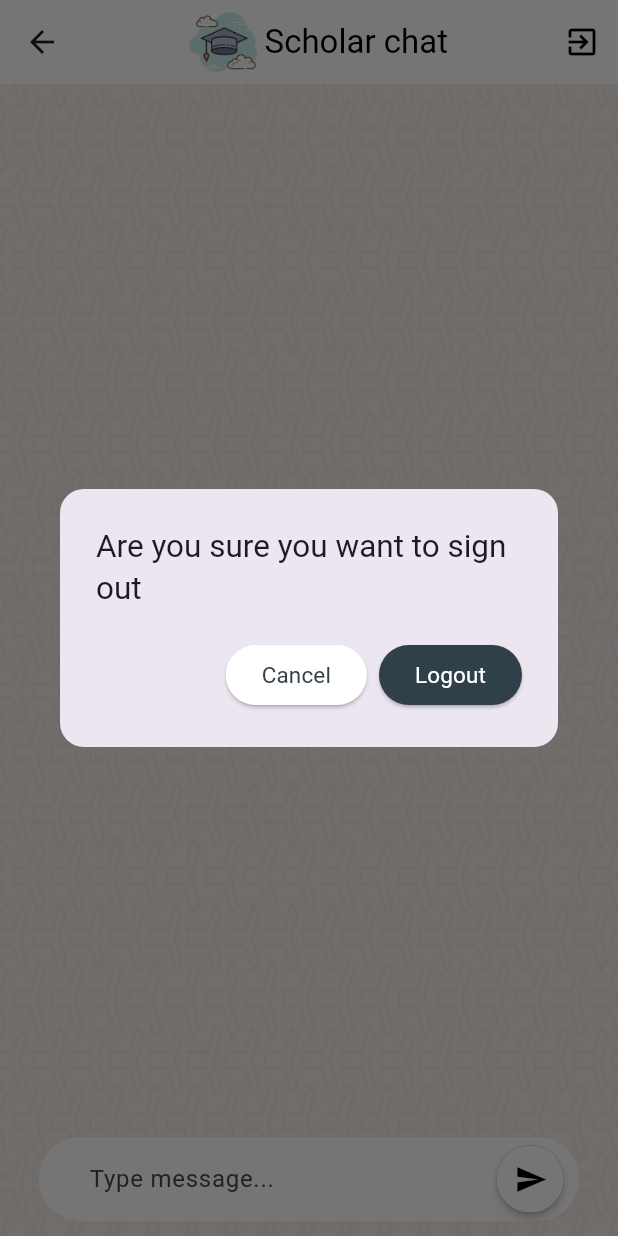
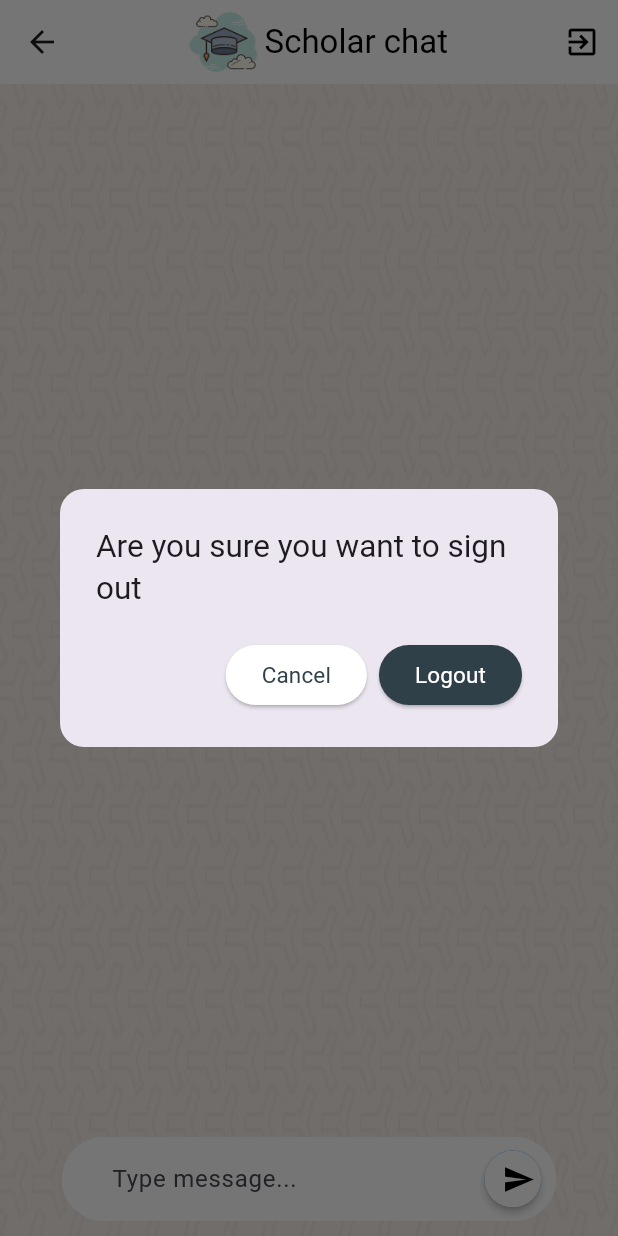
Before and after one commit to moelhewehy7/chat, a Flutter app: the ChatPage screen opened directly with empty values, after a tap on the "exit to app" icon, on a phone screen of 412 x 824 dp. Run offline on Flutter 3.47's test engine with Material 3 defaults, Android fonts, the phone set to English and light mode, and no system bars; our stand-ins replace cloud_firestore, firebase_auth, firebase_core, flutter_bloc, flutter_spinkit, rive; accounts and stored records are empty.

Commit message:
make the app more responive and refactor the code

```diff
--- a/lib/cubits/chat_cubit/chat_cubit.dart
+++ b/lib/cubits/chat_cubit/chat_cubit.dart
@@ -6,7 +6,7 @@ part 'chat_state.dart';
 
 class ChatCubit extends Cubit<ChatState> {
   ChatCubit() : super(ChatInitial());
-  List<Message> messagelist = [];
+  List<Message> messagelist = []; //LIST OF OBJECTS
   CollectionReference messages =
       FirebaseFirestore.instance.collection(kMessagesCollections);
   void sendmessage({required String message, required String email}) {
@@ -15,20 +15,26 @@ class ChatCubit extends Cubit<ChatState> {
 
   void getmessage() {
     messages.orderBy(kCreatedAt, descending: true).snapshots().listen((event) {
-      // to listen any changes
-      messagelist
-          .clear(); //is used to prepare the list for receiving fresh messages and avoid duplication or stale data.
+      messagelist.clear();
       for (var doc in event.docs) {
-        //the for loop iterates over each document (doc) in event.docs
-        //In the updated code, the retrieved documents in event.docs are iterated over,
-        //and each document is converted to a Message object. These converted messages are then added to the messagelist.
         messagelist.add(Message.fromJson(doc));
       }
-      emit(ChatSuccess(messages: messagelist));
+      emit(ChatSuccess());
     });
   }
-} //By using snapshots() and listen, the getMessage function ensures that the UI stays up to date with the latest data from the Firestore collection messages.
-//Any changes made to the collection will trigger the callback function, updating the messagelist,
-//and ultimately updating the UI with the latest messages. This way, the chat interface remains synchronized with the Firestore database in real-time.
-//-----Using listen is appropriate when you want to establish a real-time data stream to listen for changes in a data source.
-//It is commonly used with streams or data sources that can change over time, such as real-time databases, web sockets, or event streams. Here are some scenarios where using listen is beneficial:
+}
+
+
+
+  //By using snapshots() and listen, the getMessage function ensures that the UI stays up to date
+  // with the latest data from the Firestore collection messages.
+  //This way, the chat interface remains synchronized with the Firestore database in real-time.
+  //Using listen is appropriate when you want to establish a real-time data stream
+  //to listen for changes in a data source.
+
+   //messagelist.clear(); is used to prepare the list for receiving fresh messages and
+   //avoid duplication .
+   //the for loop iterates over each document (doc) in event.docs
+   //In the updated code, the retrieved documents in event.docs are iterated over,
+   //and each document is converted to a Message object. These converted messages
+   //are then added to the messagelist.
--- a/lib/cubits/chat_cubit/chat_state.dart
+++ b/lib/cubits/chat_cubit/chat_state.dart
@@ -6,7 +6,4 @@ abstract class ChatState {}
 
 class ChatInitial extends ChatState {}
 
-class ChatSuccess extends ChatState {
-  List<Message> messages;
-  ChatSuccess({required this.messages});
-}
+class ChatSuccess extends ChatState {}
--- a/lib/custom_widgets/custom_button.dart
+++ b/lib/custom_widgets/custom_button.dart
@@ -10,9 +10,8 @@ class CustomButon extends StatelessWidget {
   String text;
   @override
   Widget build(BuildContext context) {
-    double width = MediaQuery.of(context).size.width;
     return SizedBox(
-      width: width,
+      width: double.infinity,
       child: ElevatedButton(
           onPressed: onpressed,
           style: ElevatedButton.styleFrom(
--- /dev/null
+++ b/lib/custom_widgets/signout_alert_dialog.dart
@@ -0,0 +1,46 @@
+import 'package:firebase_auth/firebase_auth.dart';
+import 'package:flutter/material.dart';
+
+import '../views/login_page.dart';
+
+void signoutAlertdialog(context) {
+  showDialog(
+      context: context,
+      builder: (context) {
+        return AlertDialog(
+          shape:
+              RoundedRectangleBorder(borderRadius: BorderRadius.circular(16)),
+          title: const Text("Are you sure you want to sign out",
+              style: TextStyle(fontSize: 21, fontFamily: "Roboto")),
+          actions: [
+            ElevatedButton(
+                onPressed: () {
+                  Navigator.of(context).pop();
+                },
+                style: ElevatedButton.styleFrom(
+                    shape: RoundedRectangleBorder(
+                        borderRadius: BorderRadius.circular(40)),
+                    backgroundColor: Colors.white),
+                child: const Text(
+                  "Cancel",
+                  style: TextStyle(
+                      fontSize: 15, color: Color.fromARGB(255, 47, 64, 73)),
+                )),
+            ElevatedButton(
+              onPressed: () async {
+                await FirebaseAuth.instance.signOut();
+                // ignore: use_build_context_synchronously
+                Navigator.of(context).pushReplacementNamed(LoginPage.id);
+              },
+              style: ElevatedButton.styleFrom(
+                  shape: RoundedRectangleBorder(
+                    borderRadius: BorderRadius.circular(40),
+                  ),
+                  backgroundColor: const Color.fromARGB(255, 47, 64, 73)),
+              child: const Text("Logout",
+                  style: TextStyle(fontSize: 15, color: Colors.white)),
+            )
+          ],
+        );
+      });
+}
--- a/lib/helper/showalert.dart
+++ b/lib/helper/showalert.dart
@@ -1,5 +1,4 @@
 import 'package:flutter/material.dart';
-import 'package:flutter/widgets.dart';
 
 Future<void> showAlert(
   BuildContext context,
--- a/lib/main.dart
+++ b/lib/main.dart
@@ -45,8 +45,8 @@ class ScholarChat extends StatelessWidget {
       child: MaterialApp(
         debugShowCheckedModeBanner: false,
         routes: {
-          Register.id: (context) => Register(),
-          LoginPage.id: (context) => LoginPage(),
+          Register.id: (context) => const Register(),
+          LoginPage.id: (context) => const LoginPage(),
           ChatPage.id: (context) => ChatPage()
         },
         initialRoute: LoginPage.id,
--- a/lib/views/chat_page.dart
+++ b/lib/views/chat_page.dart
@@ -1,10 +1,9 @@
-import 'package:firebase_auth/firebase_auth.dart';
 import 'package:flutter/material.dart';
 import 'package:flutter_bloc/flutter_bloc.dart';
 import 'package:scholar_chat/constants.dart';
 import 'package:scholar_chat/cubits/chat_cubit/chat_cubit.dart';
-import '../custom_widgets/chat_buble.dart';
-import 'login_page.dart';
+import 'package:scholar_chat/custom_widgets/chat_buble.dart';
+import 'package:scholar_chat/custom_widgets/signout_alert_dialog.dart';
 
 // ignore: must_be_immutable
 class ChatPage extends StatelessWidget {
@@ -14,11 +13,20 @@ class ChatPage extends StatelessWidget {
 
   final _scrollController = ScrollController();
 
+  ChatPage({Key? key}) : super(key: key);
+
   @override
   Widget build(BuildContext context) {
+    double height = MediaQuery.of(context).size.height;
+    double width = MediaQuery.of(context).size.width;
     var email = ModalRoute.of(context)!.settings.arguments as String;
-    print(email);
-    return Scaffold(
+    debugPrint(email);
+    return PopScope(
+      canPop: false,
+      onPopInvoked: ((didPop) {
+        signoutAlertdialog(context);
+      }),
+      child: Scaffold(
         appBar: AppBar(
           actions: [
             IconButton(
@@ -31,8 +39,8 @@ class ChatPage extends StatelessWidget {
                 ))
           ],
           elevation: 0.4,
-        flexibleSpace: Container(
-            height: 100, decoration: const BoxDecoration(color: Colors.white)),
+          flexibleSpace:
+              Container(decoration: const BoxDecoration(color: Colors.white)),
           title: Row(
             mainAxisAlignment: MainAxisAlignment.center,
             children: [
@@ -51,7 +59,7 @@ class ChatPage extends StatelessWidget {
           children: [
             ColorFiltered(
                 colorFilter: const ColorFilter.mode(
-                Color.fromARGB(255, 246, 238, 233),
+                  Color(0xFFF6EEE9),
                   BlendMode.modulate,
                 ),
                 child: Image.asset(
@@ -59,19 +67,17 @@ class ChatPage extends StatelessWidget {
                   height: double.infinity,
                   fit: BoxFit.fill,
                 )),
-
             BlocBuilder<ChatCubit, ChatState>(
               builder: (context, state) {
-              var messagelist = BlocProvider.of<ChatCubit>(context).messagelist;
+                var messagelist =
+                    BlocProvider.of<ChatCubit>(context).messagelist;
                 return ListView.builder(
                   reverse: true,
-                padding: const EdgeInsets.only(bottom: 75),
+                  padding: EdgeInsets.only(bottom: height * 0.09),
                   controller: _scrollController,
                   physics: const BouncingScrollPhysics(),
                   itemCount: messagelist.length,
                   itemBuilder: (context, i) {
-                  // we used i To ensure consistency,
-                  // you should iterate over the retrieved messages when building the widgets.
                     return messagelist[i].id == email
                         ? ChatBuble(
                             message: messagelist[i],
@@ -82,78 +88,23 @@ class ChatPage extends StatelessWidget {
                   },
                 );
               },
-          )
-
-/* } else if (snapshot.hasError) {
-                print("Error: ${snapshot.error}");
-                return Center(child: Text("Somethin went wrong, please try again"));
-              } else {
-                return Center(child: CircularProgressIndicator());
-              }
-            },
-          ) */
-          , // Return an empty widget if the condition is not met
-          //lw emaill fi id same as signed in email
-          //  pass the data to message paramter ,
-          //   snapshot.data.docs[i] :jsonData
+            ),
             Align(
               alignment: Alignment.bottomCenter,
               child: Container(
                   margin: const EdgeInsets.only(bottom: 10),
-                width: 360,
+                  width: width * 0.8,
                   child: TextFormField(
                     maxLines: null,
                     controller: controller,
                     keyboardType: TextInputType.multiline,
-                  cursorColor: const Color.fromARGB(255, 90, 89, 89),
+                    cursorColor: const Color(0xFF5A5959),
                     decoration: InputDecoration(
                       filled: true,
                       fillColor: Colors.white,
                       suffixIcon: Padding(
                         padding: const EdgeInsets.only(right: 10),
-                      child: Container(
-                        width: 45,
-                        height: 45,
-                        decoration: const BoxDecoration(
-                          shape: BoxShape.circle,
-                          color: Colors.blue,
-                        ),
-                        child: ElevatedButton(
-                          onPressed: () {
-                            final messageText = controller.text;
-                            if (messageText.isNotEmpty) {
-                              BlocProvider.of<ChatCubit>(context).sendmessage(
-                                message: messageText,
-                                email: email,
-                              );
-                              controller.clear();
-
-                              _scrollController.animateTo(
-                                0,
-                                duration: const Duration(milliseconds: 300),
-                                curve: Curves.easeOut,
-                              );
-                            } else {
-                              return null;
-                              // disable the send button
-                              // because the message is empty
-                            }
-                          },
-                          style: ElevatedButton.styleFrom(
-                            padding: const EdgeInsets.all(12.0),
-                            backgroundColor: Colors.white,
-                            shape: const CircleBorder(),
-                            elevation: 2.0,
-                          ),
-                          child: const IconTheme(
-                            data: IconThemeData(
-                              color: Colors.black,
-                              size: 22,
-                            ),
-                            child: Icon(Icons.send),
-                          ),
-                        ),
-                      ),
+                        child: sendMessageButton(width, context, email),
                       ),
                       hintText: "    Type message...",
                       focusedBorder: OutlineInputBorder(
@@ -172,48 +123,53 @@ class ChatPage extends StatelessWidget {
             )
           ],
         ),
+      ),
     );
   }
 
-  void signoutAlertdialog(context) {
-    showDialog(
-        context: context,
-        builder: (context) {
-          return AlertDialog(
-            shape:
-                RoundedRectangleBorder(borderRadius: BorderRadius.circular(16)),
-            title: const Text("Are you sure you want to sign out",
-                style: TextStyle(fontSize: 21, fontFamily: "Roboto")),
-            actions: [
-              ElevatedButton(
+  Container sendMessageButton(
+      double width, BuildContext context, String email) {
+    return Container(
+      width: width * 0.09,
+      height: width * 0.09,
+      decoration: const BoxDecoration(
+        shape: BoxShape.circle,
+        color: Colors.blue,
+      ),
+      child: ElevatedButton(
         onPressed: () {
-                    Navigator.of(context).pop();
+          final messageText = controller.text;
+          if (messageText.isNotEmpty) {
+            BlocProvider.of<ChatCubit>(context).sendmessage(
+              message: messageText,
+              email: email,
+            );
+            controller.clear();
+            _scrollController.animateTo(
+              0,
+              duration: const Duration(milliseconds: 300),
+              curve: Curves.easeOut,
+            );
+          } else {
+            // ignore: avoid_returning_null_for_void
+            return null;
+            // disable the send button// because the message is empty
+          }
         },
         style: ElevatedButton.styleFrom(
-                      shape: RoundedRectangleBorder(
-                          borderRadius: BorderRadius.circular(40)),
-                      backgroundColor: Colors.white),
-                  child: const Text(
-                    "Cancel",
-                    style: TextStyle(
-                        fontSize: 15, color: Color.fromARGB(255, 47, 64, 73)),
-                  )),
-              ElevatedButton(
-                onPressed: () async {
-                  await FirebaseAuth.instance.signOut();
-                  // ignore: use_build_context_synchronously
-                  Navigator.of(context).pushReplacementNamed(LoginPage.id);
-                },
-                style: ElevatedButton.styleFrom(
-                    shape: RoundedRectangleBorder(
-                      borderRadius: BorderRadius.circular(40),
+          padding: const EdgeInsets.all(12.0),
+          backgroundColor: Colors.white,
+          shape: const CircleBorder(),
+          elevation: 2,
         ),
-                    backgroundColor: const Color.fromARGB(255, 47, 64, 73)),
-                child: const Text("Logout",
-                    style: TextStyle(fontSize: 15, color: Colors.white)),
-              )
-            ],
+        child: const IconTheme(
+          data: IconThemeData(
+            color: Colors.black,
+            size: 22,
+          ),
+          child: Icon(Icons.send),
+        ),
+      ),
     );
-        });
   }
 }
```
Also changed, not shown: lib/custom_widgets/chat_buble.dart (+8 -13 lines), lib/custom_widgets/custom_container.dart (+7 -7 lines), lib/custom_widgets/signin_choices_container.dart (+6 -3 lines), lib/views/login_page.dart (+7 -11 lines), lib/views/resgister_page.dart (+22 -16 lines). Lines whose indentation alone changed are shown as unchanged.
